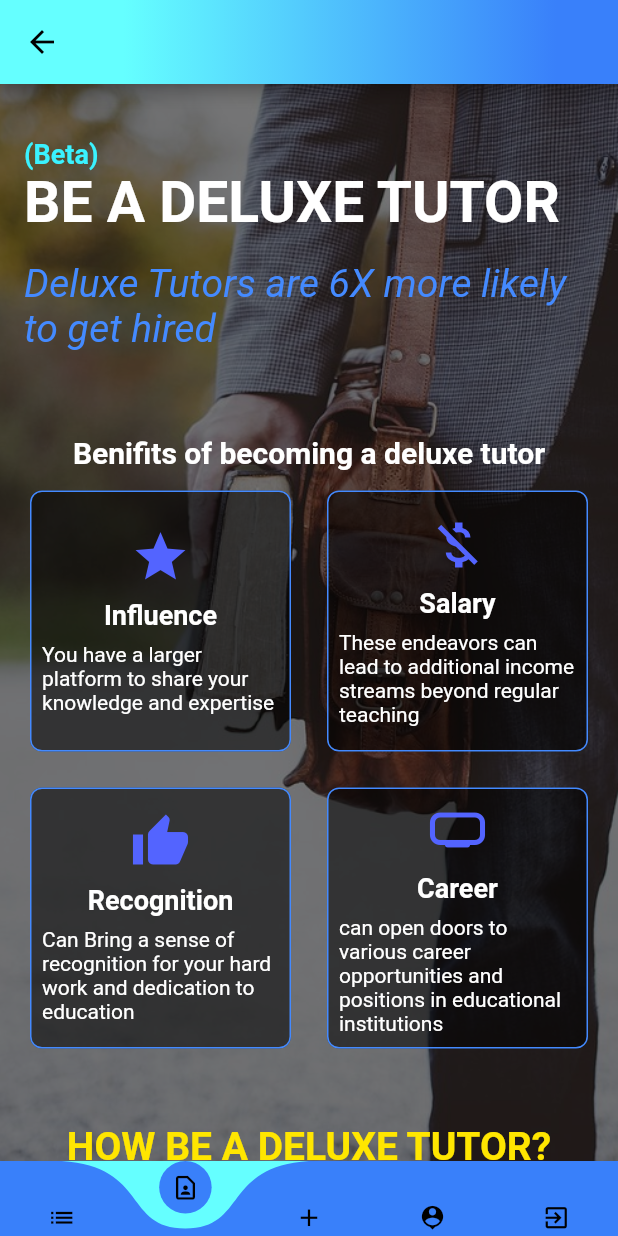
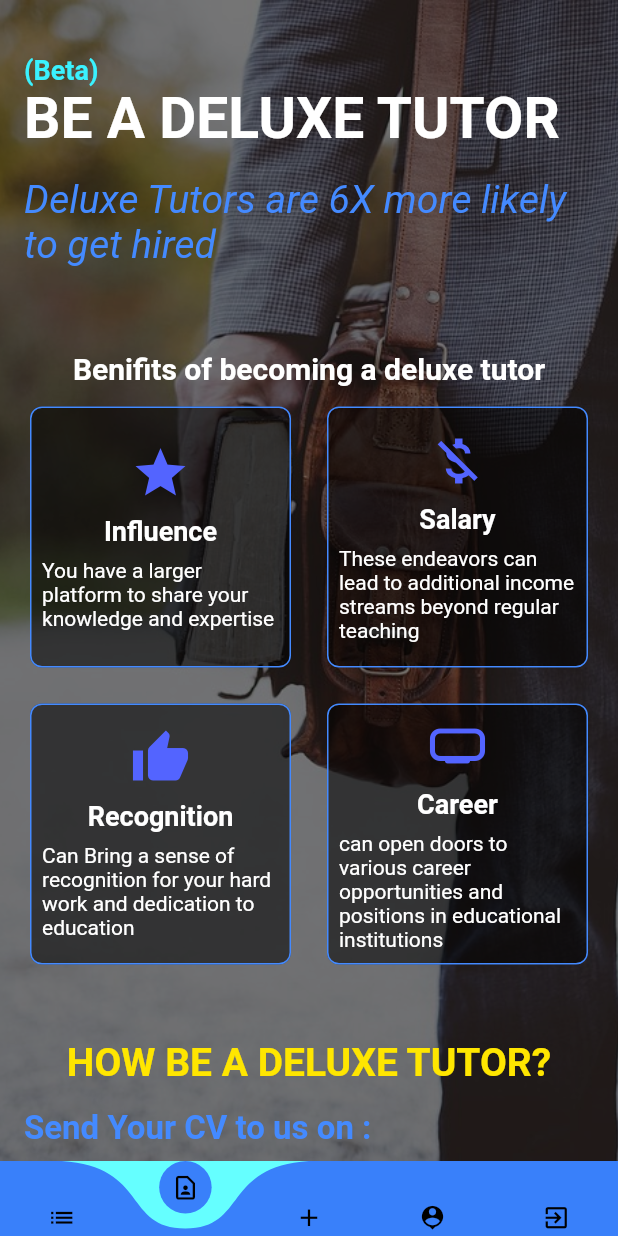
Before and after one commit to Galib-23/tutor-finder-app, a Flutter app: the screen it shows once a user with an empty profile is signed in, item 2 of the bottom bar chosen, on a phone screen of 412 x 824 dp. Run offline on Flutter 3.47's test engine with Material 2 defaults, Android fonts, the phone set to English and light mode, and no system bars; drawn by our look-alikes of curved_navigation_bar; our stand-ins replace cached_network_image, cloud_firestore, firebase_auth, firebase_core, firebase_storage, fluttericon and 3 more; accounts and stored records are empty; network calls fail.

Commit message:
Deluxe Page appbar removed

```diff
--- a/lib/Search/search_tuitions.dart
+++ b/lib/Search/search_tuitions.dart
@@ -29,31 +29,31 @@ class _AllStudentsScreenState extends State<AllStudentsScreen> {
           indexNum: 1,
         ),
         backgroundColor: Colors.transparent,
-        appBar: AppBar(
-          flexibleSpace: Container(
-            decoration: const BoxDecoration(
-              gradient: LinearGradient(
-                colors: [
-                  Color.fromARGB(255, 101, 255, 255),
-                  Color.fromARGB(255, 57, 128, 250)
-                ],
-                begin: Alignment.centerLeft,
-                end: Alignment.centerRight,
-                stops: [0.2, 0.9],
-              ),
-            ),
-          ),
-          leading: IconButton(
-            onPressed: () {
-              Navigator.pushReplacement(context,
-                  MaterialPageRoute(builder: (context) => TuitionScreen()));
-            },
-            icon: const Icon(
-              Icons.arrow_back,
-              color: Colors.black,
-            ),
-          ),
-        ),
+        // appBar: AppBar(
+        //   flexibleSpace: Container(
+        //     decoration: const BoxDecoration(
+        //       gradient: LinearGradient(
+        //         colors: [
+        //           Color.fromARGB(255, 101, 255, 255),
+        //           Color.fromARGB(255, 57, 128, 250)
+        //         ],
+        //         begin: Alignment.centerLeft,
+        //         end: Alignment.centerRight,
+        //         stops: [0.2, 0.9],
+        //       ),
+        //     ),
+        //   ),
+        //   leading: IconButton(
+        //     onPressed: () {
+        //       Navigator.pushReplacement(context,
+        //           MaterialPageRoute(builder: (context) => TuitionScreen()));
+        //     },
+        //     icon: const Icon(
+        //       Icons.arrow_back,
+        //       color: Colors.black,
+        //     ),
+        //   ),
+        // ),
         body: Container(
           decoration: const BoxDecoration(
             image: DecorationImage(
```
